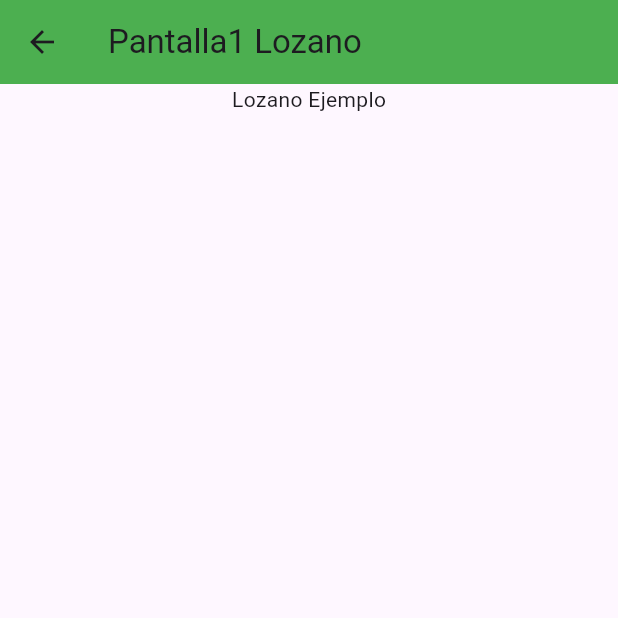
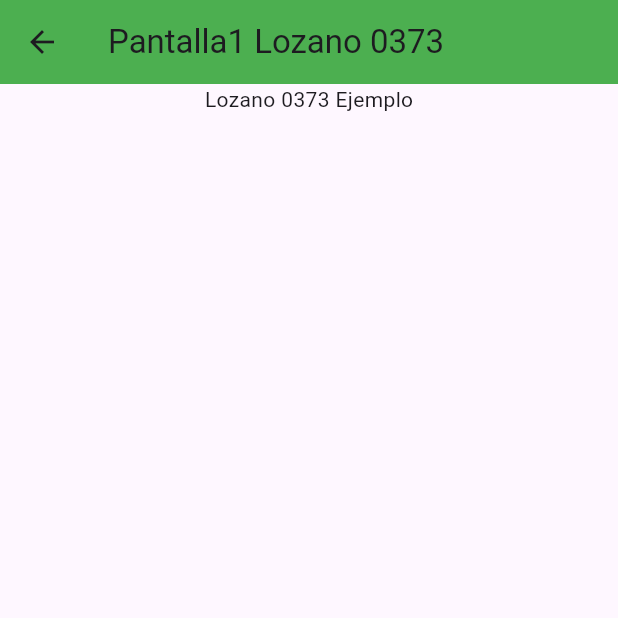
Before and after one commit to DylanLozanoAvelar/U2-A2-Lozano0373, a Flutter app: the Pantalla1_0373 screen opened by its route, on a phone screen of 412 x 824 dp, the top half of it. Run offline on Flutter 3.47's test engine with Material 3 defaults, Android fonts, the phone set to English and light mode, and no system bars.

Commit message:
Update pantalla1_0373.dart

```diff
--- a/lib/pantalla1_0373.dart
+++ b/lib/pantalla1_0373.dart
@@ -8,14 +8,14 @@ class Pantalla1_0373 extends StatelessWidget {
   Widget build(BuildContext context) {
     return Scaffold(
       appBar: AppBar(
-        title: Text("Pantalla1 Lozano"),
+        title: Text("Pantalla1 Lozano 0373"),
         backgroundColor: Colors.green,
       ),
       body: Center(
           child: Column(
         children: [
           Container(
-            child: Text("Lozano Ejemplo"),
+            child: Text("Lozano 0373 Ejemplo"),
           ),
         ],
       )),
```
